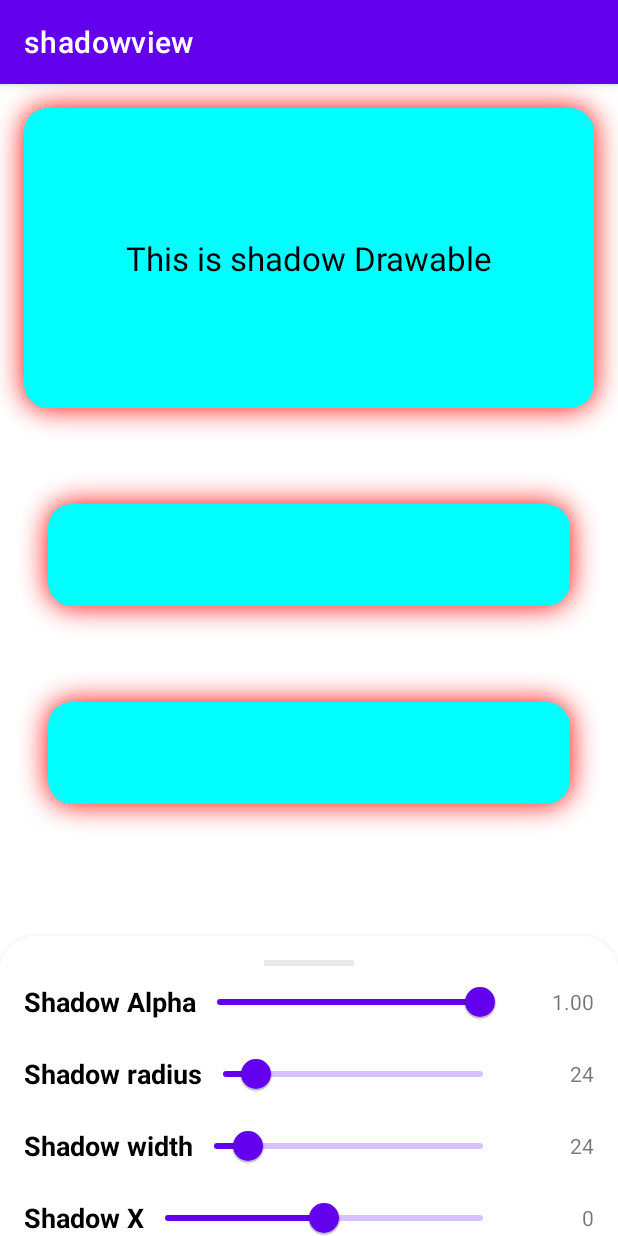
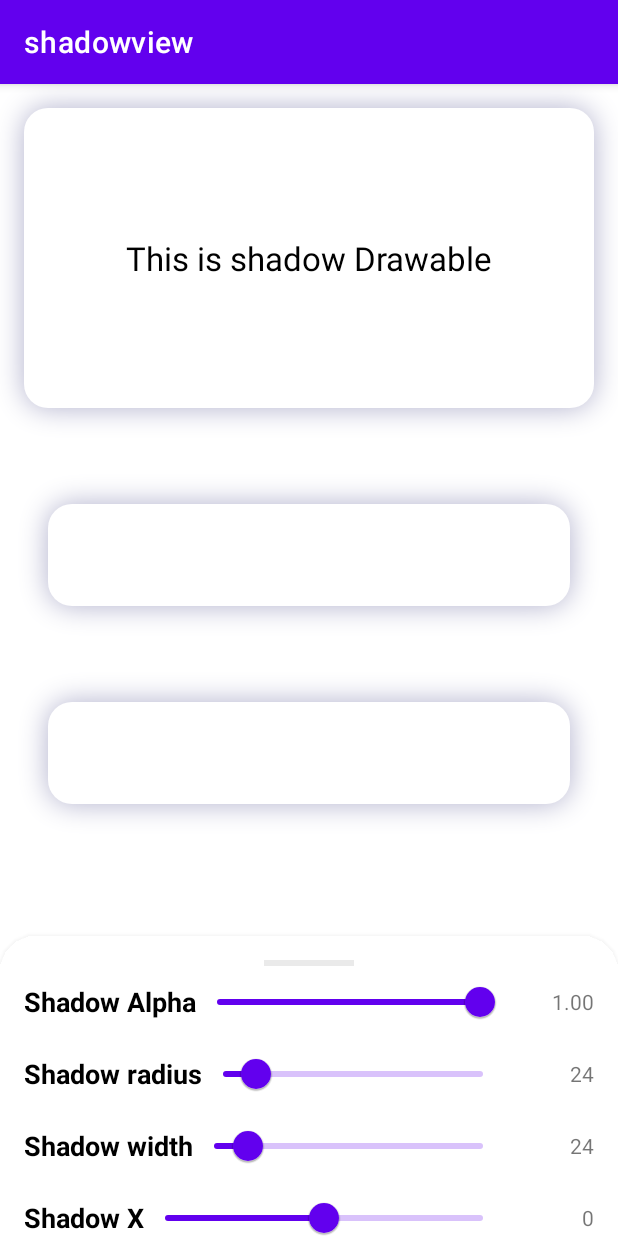
Before and after one commit to AAlier/ShadowView, an Android app: the screen it shows after launch (MainActivity), on a phone screen of 412 x 824 dp. Run offline under Robolectric (Android 15) with nearby library versions, the phone set to English and light mode, and no system bars.

Commit message:
New screenshot

```diff
--- a/app/src/main/java/com/jack/shadowview/MainActivity.kt
+++ b/app/src/main/java/com/jack/shadowview/MainActivity.kt
@@ -28,8 +28,8 @@ class MainActivity : AppCompatActivity() {
     private lateinit var shadowColorView: View
     private lateinit var backgroundColorView: View
 
-    private var backgroundColor: Int = Color.CYAN
-    private var shadowColor: Int = Color.RED
+    private var backgroundColor: Int = Color.WHITE
+    private var shadowColor: Int = Color.parseColor("#B0B0CC")
 
     override fun onCreate(savedInstanceState: Bundle?) {
         super.onCreate(savedInstanceState)
```
Also changed, not shown: 1 other file.
